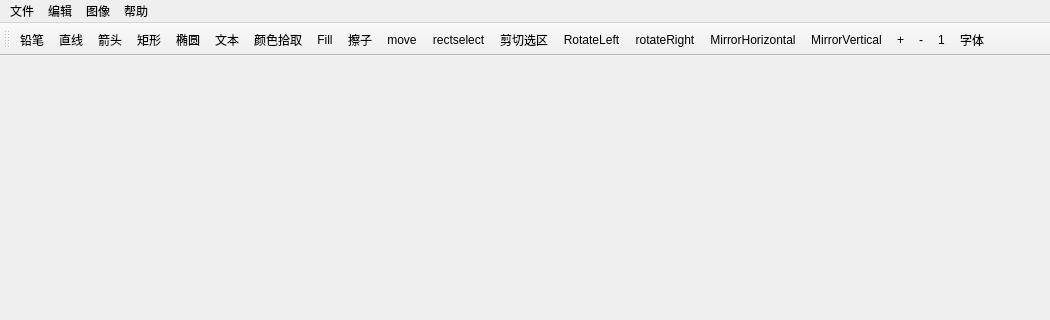
Old version of the form mainwindow.ui in the repository sonichy/HTYPaint_Qt; both pictures show x 0 to 1050 and y 0 to 320 of the 1050 by 600 pixel window.
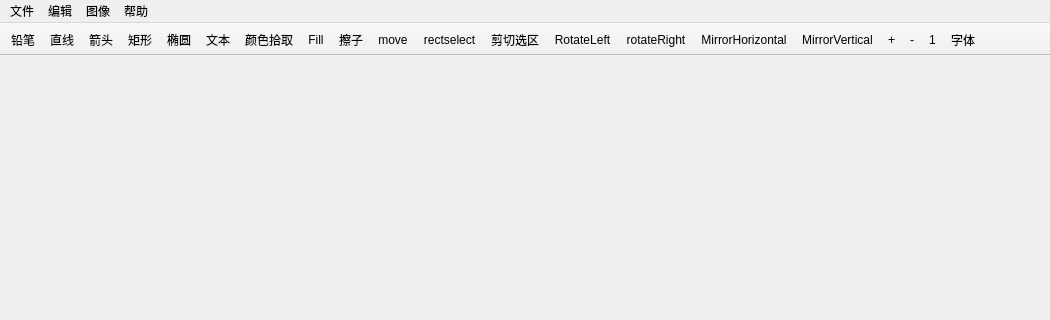
New version of the form. Icons and pictures are not drawn.

The edit to the form file:
```diff
--- a/mainwindow.ui
+++ b/mainwindow.ui
@@ -81,6 +81,9 @@
    <addaction name="menu_about"/>
   </widget>
   <widget class="QToolBar" name="mainToolBar">
+   <property name="movable">
+    <bool>false</bool>
+   </property>
    <attribute name="toolBarArea">
     <enum>TopToolBarArea</enum>
    </attribute>
```
Left out of the diff: 42 changed lines with no effect on the pictures.
